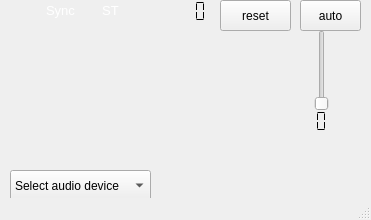
This is forms/dabradio.ui in JvanKatwijk/dabradio as Qt 5 draws it before an edit. The edited form follows.
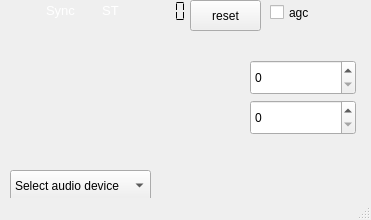
This is the edited form.

Commit message: changes in gain setting procedure

```diff
--- a/forms/dabradio.ui
+++ b/forms/dabradio.ui
@@ -339,7 +339,7 @@
    <widget class="QPushButton" name="resetButton">
     <property name="geometry">
      <rect>
-      <x>220</x>
+      <x>190</x>
       <y>0</y>
       <width>71</width>
       <height>31</height>
@@ -355,7 +355,7 @@
    <widget class="QLCDNumber" name="serviceCountDisplay">
     <property name="geometry">
      <rect>
-      <x>180</x>
+      <x>160</x>
       <y>0</y>
       <width>31</width>
       <height>23</height>
@@ -374,7 +374,7 @@
    <widget class="QLabel" name="motLabel">
     <property name="geometry">
      <rect>
-      <x>140</x>
+      <x>130</x>
       <y>0</y>
       <width>31</width>
       <height>21</height>
@@ -387,54 +387,6 @@
      <string/>
     </property>
    </widget>
-   <widget class="QPushButton" name="autogainButton">
-    <property name="geometry">
-     <rect>
-      <x>300</x>
-      <y>0</y>
-      <width>61</width>
-      <height>31</height>
-     </rect>
-    </property>
-    <property name="text">
-     <string>auto</string>
-    </property>
-   </widget>
-   <widget class="QSlider" name="gainSlider">
-    <property name="geometry">
-     <rect>
-      <x>310</x>
-      <y>30</y>
-      <width>24</width>
-      <height>81</height>
-     </rect>
-    </property>
-    <property name="toolTip">
-     <string>&lt;html&gt;&lt;head/&gt;&lt;body&gt;&lt;p&gt;Gain setting. Different behaviour for different devices. For the SDRplay it is gain reduction.&lt;/p&gt;&lt;/body&gt;&lt;/html&gt;</string>
-    </property>
-    <property name="orientation">
-     <enum>Qt::Vertical</enum>
-    </property>
-   </widget>
-   <widget class="QLCDNumber" name="gainvalueDisplay">
-    <property name="geometry">
-     <rect>
-      <x>280</x>
-      <y>110</y>
-      <width>64</width>
-      <height>23</height>
-     </rect>
-    </property>
-    <property name="frameShape">
-     <enum>QFrame::NoFrame</enum>
-    </property>
-    <property name="digitCount">
-     <number>3</number>
-    </property>
-    <property name="segmentStyle">
-     <enum>QLCDNumber::Flat</enum>
-    </property>
-   </widget>
    <widget class="QLabel" name="copyrightLabel">
     <property name="geometry">
      <rect>
@@ -448,6 +400,39 @@
      <string/>
     </property>
    </widget>
+   <widget class="QSpinBox" name="gainSelector">
+    <property name="geometry">
+     <rect>
+      <x>250</x>
+      <y>60</y>
+      <width>106</width>
+      <height>35</height>
+     </rect>
+    </property>
+   </widget>
+   <widget class="QSpinBox" name="lnaSelector">
+    <property name="geometry">
+     <rect>
+      <x>250</x>
+      <y>100</y>
+      <width>106</width>
+      <height>35</height>
+     </rect>
+    </property>
+   </widget>
+   <widget class="QCheckBox" name="agcControl">
+    <property name="geometry">
+     <rect>
+      <x>270</x>
+      <y>0</y>
+      <width>95</width>
+      <height>25</height>
+     </rect>
+    </property>
+    <property name="text">
+     <string>agc</string>
+    </property>
+   </widget>
   </widget>
   <widget class="QStatusBar" name="statusbar"/>
  </widget>
```
The commit also changes 56 other files.
